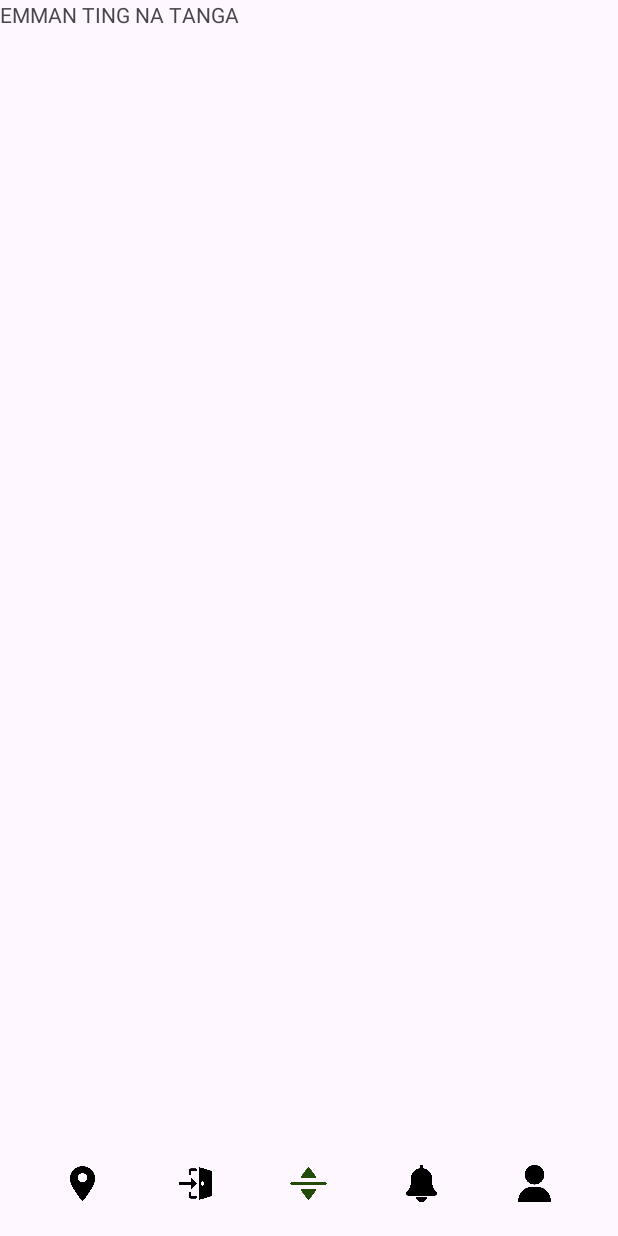
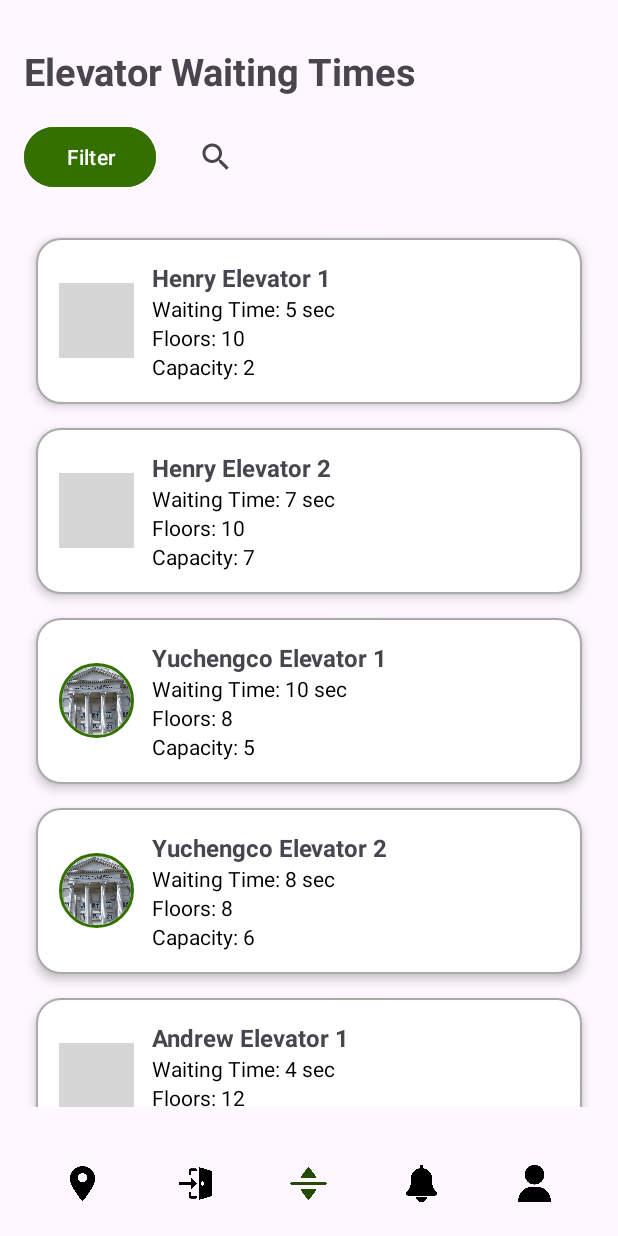
Before and after one commit to rnzbobi/MOBDEVE, an Android app: the ElevatorActivity screen opened directly, with no data from a screen before it, on a phone screen of 412 x 824 dp. Run offline under Robolectric (Android 15) with nearby library versions, the light colour scheme and no system bars; our stand-ins replace CircleImageView; grey boxes are pictures that could not be loaded.

Commit message:
emmanelev

```diff
--- a/app/src/main/AndroidManifest.xml
+++ b/app/src/main/AndroidManifest.xml
@@ -31,6 +31,9 @@
             android:exported="false" />
         <activity
             android:name=".view.ElevatorActivity"
+            android:exported="false" />
+        <activity
+            android:name=".view.FilterActivity"
             android:exported="false" />
         <activity
             android:name=".view.IndoorNavigationActivity"
--- /dev/null
+++ b/app/src/main/java/com/mobdeve/s17/mobdeve/animoquest/project/view/Building.java
@@ -0,0 +1,37 @@
+package com.mobdeve.s17.mobdeve.animoquest.project.view;
+
+import java.util.List;
+
+public class Building {
+    private String name;
+    private List<Integer> elevators;
+    private int floors;
+    private List<Integer> capacities;  // Updated: List of capacities for each elevator
+
+    public Building(String name, List<Integer> elevators, int floors, List<Integer> capacities) {
+        this.name = name;
+        this.elevators = elevators;
+        this.floors = floors;
+        this.capacities = capacities;
+    }
+
+    public String getName() {
+        return name;
+    }
+
+    public List<Integer> getElevators() {
+        return elevators;
+    }
+
+    public int getFloors() {
+        return floors;
+    }
+
+    public List<Integer> getCapacities() {
+        return capacities;
+    }
+
+    public int getCapacityForElevator(int elevatorIndex) {
+        return capacities.get(elevatorIndex);
+    }
+}
--- a/app/src/main/java/com/mobdeve/s17/mobdeve/animoquest/project/view/ElevatorActivity.java
+++ b/app/src/main/java/com/mobdeve/s17/mobdeve/animoquest/project/view/ElevatorActivity.java
@@ -4,6 +4,7 @@ import android.content.Intent;
 import android.graphics.PorterDuff;
 import android.os.Bundle;
 import android.view.View;
+import android.widget.Button;
 import android.widget.ImageView;
 
 import androidx.activity.EdgeToEdge;
@@ -11,10 +12,16 @@ import androidx.appcompat.app.AppCompatActivity;
 import androidx.core.graphics.Insets;
 import androidx.core.view.ViewCompat;
 import androidx.core.view.WindowInsetsCompat;
+import androidx.recyclerview.widget.LinearLayoutManager;
+import androidx.recyclerview.widget.RecyclerView;
 
 import com.mobdeve.s17.mobdeve.animoquest.project.R;
 
+import java.util.Arrays;
+import java.util.List;
+
 public class ElevatorActivity extends AppCompatActivity {
+
 
     @Override
     protected void onCreate(Bundle savedInstanceState) {
@@ -26,6 +33,25 @@ public class ElevatorActivity extends AppCompatActivity {
             v.setPadding(systemBars.left, systemBars.top, systemBars.right, systemBars.bottom);
             return insets;
         });
+
+        // Add this inside the existing onCreate() method
+
+// Find the RecyclerView in the layout
+        RecyclerView recyclerView = findViewById(R.id.elevatorRecyclerView);
+        recyclerView.setLayoutManager(new LinearLayoutManager(this)); // Ensure LinearLayoutManager is set
+
+
+        // Sample data for the buildings and their elevator waiting times (in seconds), floors, and capacities
+        List<Building> buildings = Arrays.asList(
+                new Building("Henry", Arrays.asList(5, 7), 10, Arrays.asList(2, 7)), // Different capacities for each elevator
+                new Building("Yuchengco", Arrays.asList(10, 8), 8, Arrays.asList(5, 6)),
+                new Building("Andrew", Arrays.asList(4, 6), 12, Arrays.asList(4, 3)),
+                new Building("Razon", Arrays.asList(12, 9), 15, Arrays.asList(8, 10))
+        );
+
+        // Set up the adapter for the RecyclerView
+        ElevatorAdapter adapter = new ElevatorAdapter(buildings);
+        recyclerView.setAdapter(adapter);
 
         // Set the indoor_icon to green
         ImageView elevatorIcon = findViewById(R.id.elevator_icon);
@@ -74,6 +100,17 @@ public class ElevatorActivity extends AppCompatActivity {
                 startActivity(intent);
             }
         });
+
+        // Filter Button functionality
+        Button filterButton = findViewById(R.id.filterButton);
+        filterButton.setOnClickListener(new View.OnClickListener() {
+            @Override
+            public void onClick(View v) {
+                // Start the FilterActivity when the button is clicked
+                Intent filterIntent = new Intent(ElevatorActivity.this, FilterActivity.class);
+                startActivity(filterIntent);
+            }
+        });
     }
 
     @Override
--- /dev/null
+++ b/app/src/main/java/com/mobdeve/s17/mobdeve/animoquest/project/view/ElevatorAdapter.java
@@ -0,0 +1,151 @@
+package com.mobdeve.s17.mobdeve.animoquest.project.view;
+
+import android.view.LayoutInflater;
+import android.view.View;
+import android.view.ViewGroup;
+import android.widget.ImageView;
+import android.widget.TextView;
+import androidx.recyclerview.widget.RecyclerView;
+import com.mobdeve.s17.mobdeve.animoquest.project.R;
+import java.util.ArrayList;
+import java.util.List;
+
+// Adapter for the RecyclerView
+public class ElevatorAdapter extends RecyclerView.Adapter<ElevatorAdapter.ElevatorViewHolder> {
+
+    // List of elevator items (each elevator will be its own card)
+    private List<ElevatorItem> elevatorItems;
+
+    // Constructor for ElevatorAdapter, taking a list of buildings
+    public ElevatorAdapter(List<Building> buildingList) {
+        elevatorItems = new ArrayList<>();
+
+        // Loop through each building and add its elevators as separate items
+        for (Building building : buildingList) {
+            for (int i = 0; i < building.getElevators().size(); i++) {
+                elevatorItems.add(new ElevatorItem(
+                        building.getName(),
+                        building.getElevators().get(i),
+                        i + 1,
+                        building.getFloors(),
+                        building.getCapacityForElevator(i) // Get the capacity for each elevator
+                ));
+            }
+        }
+    }
+
+    @Override
+    public ElevatorViewHolder onCreateViewHolder(ViewGroup parent, int viewType) {
+        View view = LayoutInflater.from(parent.getContext())
+                .inflate(R.layout.item_elevator, parent, false);
+        return new ElevatorViewHolder(view);
+    }
+
+    @Override
+    public void onBindViewHolder(ElevatorViewHolder holder, int position) {
+        ElevatorItem elevatorItem = elevatorItems.get(position);
+
+        // Set the building name and elevator waiting time
+        holder.buildingName.setText(elevatorItem.getBuildingName() + " Elevator " + elevatorItem.getElevatorNumber());
+        holder.elevatorTime.setText("Waiting Time: " + elevatorItem.getWaitingTime() + " sec");
+        holder.floors.setText("Floors: " + elevatorItem.getFloors());
+        holder.capacity.setText("Capacity: " + elevatorItem.getCapacity());
+
+        // Set the correct image for each building dynamically
+        switch (elevatorItem.getBuildingName()) {
+            case "Henry":
+                holder.buildingIcon.setImageResource(R.drawable.henry_photo); // Image for Henry building
+                break;
+            case "Yuchengco":
+                holder.buildingIcon.setImageResource(R.drawable.yuchengco_photo); // Image for Yuchengco building
+                break;
+            case "Andrew":
+                holder.buildingIcon.setImageResource(R.drawable.andrew_photo); // Image for Andrew building
+                break;
+            case "Razon":
+                holder.buildingIcon.setImageResource(R.drawable.razon_photo); // Image for Razon building
+                break;
+        }
+    }
+
+    @Override
+    public int getItemCount() {
+        return elevatorItems.size(); // Return the number of elevator items
+    }
+
+    // ViewHolder for holding and reusing views in the RecyclerView
+    static class ElevatorViewHolder extends RecyclerView.ViewHolder {
+
+        // UI elements in item_elevator.xml
+        TextView buildingName;
+        TextView elevatorTime;
+        TextView floors;
+        TextView capacity;
+        ImageView buildingIcon;
+
+        public ElevatorViewHolder(View itemView) {
+            super(itemView);
+            buildingName = itemView.findViewById(R.id.buildingName);
+            elevatorTime = itemView.findViewById(R.id.elevatorTime);
+            floors = itemView.findViewById(R.id.floors);
+            capacity = itemView.findViewById(R.id.capacity);
+            buildingIcon = itemView.findViewById(R.id.building_icon);
+        }
+    }
+
+    // Class to represent a single elevator item
+    static class ElevatorItem {
+        private String buildingName;
+        private int waitingTime;
+        private int elevatorNumber;
+        private int floors;
+        private int capacity;
+
+        public ElevatorItem(String buildingName, int waitingTime, int elevatorNumber, int floors, int capacity) {
+            this.buildingName = buildingName;
+            this.waitingTime = waitingTime;
+            this.elevatorNumber = elevatorNumber;
+            this.floors = floors;
+            this.capacity = capacity;
+        }
+
+        public String getBuildingName() {
+            return buildingName;
+        }
+
+        public int getWaitingTime() {
+            return waitingTime;
+        }
+
+        public int getElevatorNumber() {
+            return elevatorNumber;
+        }
+
+        public int getFloors() {
+            return floors;
+        }
+
+        public int getCapacity() {
+            return capacity;
+        }
+    }
+    public void updateBuildings(List<Building> newBuildingList) {
+        this.elevatorItems.clear(); // Clear the current list
+
+        // Rebuild the elevator items list with the new buildings
+        for (Building building : newBuildingList) {
+            for (int i = 0; i < building.getElevators().size(); i++) {
+                elevatorItems.add(new ElevatorItem(
+                        building.getName(),
+                        building.getElevators().get(i),
+                        i + 1,
+                        building.getFloors(),
+                        building.getCapacityForElevator(i)
+                ));
+            }
+        }
+
+        notifyDataSetChanged(); // Notify RecyclerView that data has changed
+    }
+
+}
--- a/app/src/main/res/layout/activity_elevator.xml
+++ b/app/src/main/res/layout/activity_elevator.xml
@@ -1,16 +1,62 @@
-<?xml version="1.0" encoding="utf-8"?>
-<RelativeLayout xmlns:android="http://schemas.android.com/apk/res/android"
+<RelativeLayout
+    xmlns:android="http://schemas.android.com/apk/res/android"
     android:id="@+id/main"
     android:layout_width="match_parent"
     android:layout_height="match_parent"
     xmlns:tools="http://schemas.android.com/tools"
-    tools:context=".view.MainActivity">
+    tools:context=".view.ElevatorActivity">
 
+    <!-- Header TextView -->
     <TextView
-        android:id="@+id/textView2"
+        android:id="@+id/header"
         android:layout_width="wrap_content"
         android:layout_height="wrap_content"
-        android:text="EMMAN TING NA TANGA" />
+        android:layout_alignParentTop="true"
+        android:layout_marginTop="30dp"
+        android:layout_marginStart="16dp"
+        android:fontFamily="@font/roboto_bold"
+        android:text="Elevator Waiting Times"
+        android:textSize="25sp"
+        android:textStyle="bold" />
+
+    <!-- Filter Button and Search Bar -->
+    <LinearLayout
+        android:id="@+id/filter_search_container"
+        android:layout_width="match_parent"
+        android:layout_height="wrap_content"
+        android:layout_below="@id/header"
+        android:layout_margin="16dp"
+        android:orientation="horizontal">
+
+        <!-- Filter Button -->
+        <Button
+            android:id="@+id/filterButton"
+            android:layout_width="wrap_content"
+            android:layout_height="wrap_content"
+            android:text="Filter"
+            android:backgroundTint="#347000"
+            android:textColor="@android:color/white" />
+
+        <!-- Search Bar -->
+        <androidx.appcompat.widget.SearchView
+            android:id="@+id/searchView"
+            android:layout_width="0dp"
+            android:layout_height="wrap_content"
+            android:layout_weight="1"
+            android:layout_marginStart="16dp"
+            android:iconifiedByDefault="false"
+            android:queryHint="Search by building" />
+    </LinearLayout>
+
+    <!-- RecyclerView for the Elevator Waiting Times -->
+    <androidx.recyclerview.widget.RecyclerView
+        android:id="@+id/elevatorRecyclerView"
+        android:layout_width="match_parent"
+        android:layout_height="400dp"
+        android:layout_below="@id/header"
+        android:layout_marginTop="70dp"
+        android:padding="16dp"
+        android:layout_above="@id/icon_container" />
 
     <!-- Icon container (Horizontal layout for the icons) -->
     <LinearLayout
@@ -29,7 +75,7 @@
             android:padding="25dp"
             android:src="@drawable/map_icon"
             android:clickable="true"
-            android:contentDescription="Map Icon"/>
+            android:contentDescription="Map Icon" />
 
         <ImageView
             android:id="@+id/indoor_icon"
@@ -38,7 +84,7 @@
             android:padding="25dp"
             android:src="@drawable/indoor_navigation"
             android:clickable="true"
-            android:contentDescription="Indoor Navigation Icon"/>
+            android:contentDescription="Indoor Navigation Icon" />
 
         <ImageView
             android:id="@+id/elevator_icon"
@@ -47,7 +93,7 @@
             android:padding="25dp"
             android:src="@drawable/elevator"
             android:clickable="true"
-            android:contentDescription="Elevator Icon"/>
+            android:contentDescription="Elevator Icon" />
 
         <ImageView
             android:id="@+id/notification_icon"
@@ -56,7 +102,7 @@
             android:padding="25dp"
             android:src="@drawable/notification"
             android:clickable="true"
-            android:contentDescription="Notification Icon"/>
+            android:contentDescription="Notification Icon" />
 
         <ImageView
             android:id="@+id/profile_icon"
@@ -65,8 +111,7 @@
             android:padding="25dp"
             android:src="@drawable/profile"
             android:clickable="true"
-            android:contentDescription="Profile Icon"/>
-
+            android:contentDescription="Profile Icon" />
     </LinearLayout>
 
 </RelativeLayout>
--- /dev/null
+++ b/app/src/main/res/layout/item_elevator.xml
@@ -0,0 +1,67 @@
+<?xml version="1.0" encoding="utf-8"?>
+<LinearLayout
+    xmlns:android="http://schemas.android.com/apk/res/android"
+    xmlns:app="http://schemas.android.com/apk/res-auto"
+    android:layout_width="match_parent"
+    android:layout_height="wrap_content"
+    android:orientation="horizontal"
+    android:padding="15dp"
+    android:background="@drawable/notification_background"
+    android:elevation="4dp"
+    android:layout_margin="8dp">
+
+    <!-- Image for the Building with a circular shape and border -->
+    <de.hdodenhof.circleimageview.CircleImageView
+        android:id="@+id/building_icon"
+        android:layout_width="50dp"
+        android:layout_height="50dp"
+        android:layout_gravity="center_vertical"
+        android:layout_marginEnd="12dp"
+        app:civ_border_width="2dp"
+        app:civ_border_color="#347000" />
+
+    <!-- Main content area: Building name, elevator waiting time, floors, and capacity -->
+    <LinearLayout
+        android:layout_width="0dp"
+        android:layout_height="wrap_content"
+        android:layout_weight="1"
+        android:orientation="vertical"
+        android:gravity="center_vertical">
+
+        <!-- Building Name -->
+        <TextView
+            android:id="@+id/buildingName"
+            android:layout_width="wrap_content"
+            android:layout_height="wrap_content"
+            android:textSize="16sp"
+            android:textStyle="bold"
+            android:text="Building Name" />
+
+        <!-- Elevator Waiting Time -->
+        <TextView
+            android:id="@+id/elevatorTime"
+            android:layout_width="wrap_content"
+            android:layout_height="wrap_content"
+            android:text="Elevator Waiting Time"
+            android:textSize="14sp"
+            android:textColor="@android:color/black" />
+
+        <!-- Floors -->
+        <TextView
+            android:id="@+id/floors"
+            android:layout_width="wrap_content"
+            android:layout_height="wrap_content"
+            android:text="Floors"
+            android:textSize="14sp"
+            android:textColor="@android:color/black" />
+
+        <!-- Capacity -->
+        <TextView
+            android:id="@+id/capacity"
+            android:layout_width="wrap_content"
+            android:layout_height="wrap_content"
+            android:text="Capacity"
+            android:textSize="14sp"
+            android:textColor="@android:color/black" />
+    </LinearLayout>
+</LinearLayout>
```
Also changed, not shown: app/src/main/java/com/mobdeve/s17/mobdeve/animoquest/project/view/FilterActivity.java (added, +101 -0 lines), app/src/main/res/layout/activity_filter.xml (added, +142 -0 lines), app/src/main/res/drawable/yuchengco_photo.jpg (added).
